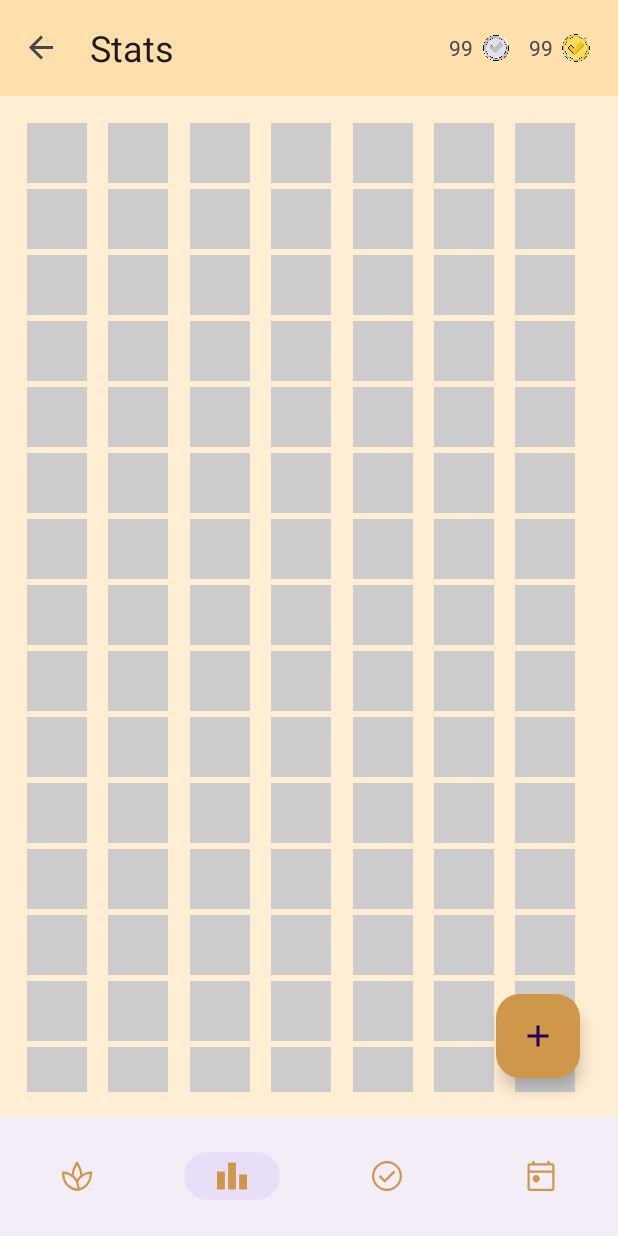
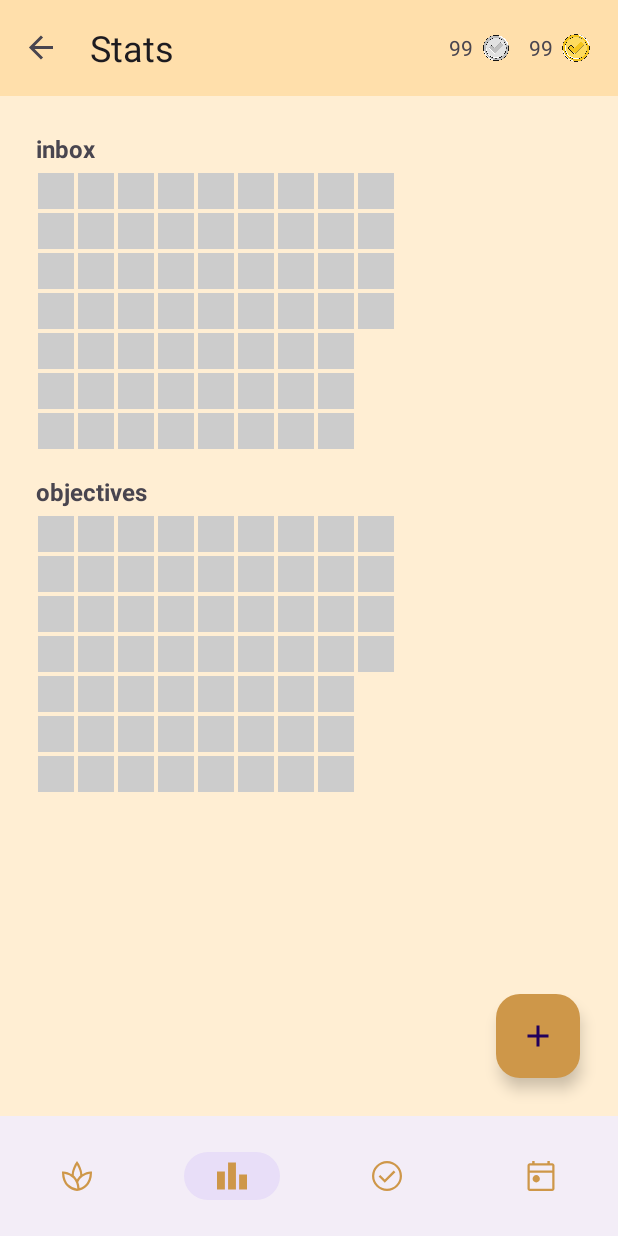
Before and after one commit to gsalvador209/LevelUP_Android, an Android app: the screen it shows after launch (MainActivity), item 2 of the bottom bar chosen, on a phone screen of 412 x 824 dp. Run offline under Robolectric (Android 15) with nearby library versions, the phone set to English and light mode, and no system bars; our stand-ins replace Room's generated code, navigation-ui.

Commit message:
feature: readapted the Grid in stats fragment to have a grid per each list

```diff
--- /dev/null
+++ b/app/src/main/java/com/tanucode/levelup/ui/stats/ListStatsData.kt
@@ -0,0 +1,7 @@
+package com.tanucode.levelup.ui.stats
+
+data class ListStatsData(
+    val listId : Long,
+    val listName : String,
+    val cells: List<HeatmapCell>
+)
--- a/app/src/main/java/com/tanucode/levelup/ui/stats/StatsFragment.kt
+++ b/app/src/main/java/com/tanucode/levelup/ui/stats/StatsFragment.kt
@@ -7,6 +7,7 @@ import android.view.View
 import android.view.ViewGroup
 import androidx.fragment.app.viewModels
 import androidx.recyclerview.widget.GridLayoutManager
+import androidx.recyclerview.widget.LinearLayoutManager
 import androidx.recyclerview.widget.RecyclerView
 import com.tanucode.levelup.R
 import com.tanucode.levelup.application.LevelUpApp
@@ -15,23 +16,26 @@ import com.tanucode.levelup.ui.calendar.week.WeekCalendarAdapter
 class StatsFragment : Fragment(R.layout.fragment_stats) {
 
     private val vm : StatsViewModel by viewModels {
-        StatsViewModelFactory((requireActivity().application as LevelUpApp).statsRepository)
+        StatsViewModelFactory(
+            (requireActivity().application as LevelUpApp).statsRepository,
+            (requireActivity().application as LevelUpApp).listRepository
+        )
     }
-    private  lateinit var heatmapAdapter: HeatmapAdapter
+    private  lateinit var listAdapter: StatsListAdapter
 
     override fun onViewCreated(view: View, savedInstanceState: Bundle?) {
         super.onViewCreated(view, savedInstanceState)
-        heatmapAdapter = HeatmapAdapter()
-        val recycler = view.findViewById<RecyclerView>(R.id.heatmap_recycler)
-        recycler.layoutManager = GridLayoutManager(context, 7) //7 columnas para los dias
-        recycler.adapter = heatmapAdapter
+        listAdapter = StatsListAdapter()
+        val outer = view.findViewById<RecyclerView>(R.id.heatmap_recycler)
+        outer.layoutManager = LinearLayoutManager(context) //7 columnas para los dias
+        outer.adapter = listAdapter
 
-        val listId = arguments?.getLong("LIST_ID") ?: 1L
+        //val listId = arguments?.getLong("LIST_ID") ?: 1L
 
-        vm.heatmapCells.observe(viewLifecycleOwner){ cells ->
-            heatmapAdapter.submitList(cells)
+        vm.statsList.observe(viewLifecycleOwner){ stats ->
+            listAdapter.submitList(stats)
         }
-        vm.loadHeatmap(listId)
+        vm.loadAllStats()
 
     }
 
--- /dev/null
+++ b/app/src/main/java/com/tanucode/levelup/ui/stats/StatsListAdapter.kt
@@ -0,0 +1,40 @@
+package com.tanucode.levelup.ui.stats
+
+import android.view.LayoutInflater
+import android.view.ViewGroup
+import androidx.recyclerview.widget.DiffUtil
+import androidx.recyclerview.widget.ListAdapter
+import com.tanucode.levelup.databinding.ItemStatsListBinding
+
+class StatsListAdapter : ListAdapter<ListStatsData, StatsViewHolder>(DIFF){
+
+    override fun onCreateViewHolder(parent: ViewGroup, viewType: Int): StatsViewHolder{
+        val binding = ItemStatsListBinding.inflate(
+            LayoutInflater.from(parent.context),
+            parent,
+            false
+        )
+        return StatsViewHolder(binding)
+    }
+
+    override  fun onBindViewHolder(holder: StatsViewHolder, position: Int) {
+        holder.bind(getItem(position))
+    }
+
+
+    companion object{
+        private val DIFF = object : DiffUtil.ItemCallback<ListStatsData>(){
+            override fun areItemsTheSame(
+                oldItem: ListStatsData,
+                newItem: ListStatsData
+            ): Boolean = oldItem.listId == newItem.listId
+
+            override fun areContentsTheSame(
+                oldItem: ListStatsData,
+                newItem: ListStatsData
+            ): Boolean = oldItem == newItem
+        }
+    }
+
+
+}
--- /dev/null
+++ b/app/src/main/java/com/tanucode/levelup/ui/stats/StatsViewHolder.kt
@@ -0,0 +1,30 @@
+package com.tanucode.levelup.ui.stats
+
+import androidx.recyclerview.widget.GridLayoutManager
+import androidx.recyclerview.widget.RecyclerView
+import com.tanucode.levelup.databinding.ItemStatsListBinding
+
+class StatsViewHolder(
+    private val binding : ItemStatsListBinding
+) : RecyclerView.ViewHolder(binding.root) {
+
+    private val heatmapAdapter = HeatmapAdapter()
+
+    init {
+        binding.rvInnerHeatmap.apply {
+            layoutManager = GridLayoutManager(
+                binding.root.context,
+                7, //Filas de 7 (represenatndo los días)
+                GridLayoutManager.HORIZONTAL,
+                false)
+            adapter = heatmapAdapter
+            isNestedScrollingEnabled = false
+        }
+    }
+
+
+    fun bind(data: ListStatsData) {
+        binding.tvListName.text = data.listName
+        heatmapAdapter.submitList(data.cells)
+    }
+}
--- a/app/src/main/java/com/tanucode/levelup/ui/stats/StatsViewModel.kt
+++ b/app/src/main/java/com/tanucode/levelup/ui/stats/StatsViewModel.kt
@@ -4,29 +4,36 @@ import androidx.lifecycle.LiveData
 import androidx.lifecycle.MutableLiveData
 import androidx.lifecycle.ViewModel
 import androidx.lifecycle.viewModelScope
+import com.tanucode.levelup.data.repository.ListRepository
 import com.tanucode.levelup.data.repository.StatsRepository
 import kotlinx.coroutines.launch
 import java.time.LocalDate
 import java.time.ZoneId
 
 class StatsViewModel(
-    private val statsRepository: StatsRepository
+    private val statsRepository: StatsRepository,
+    private val listRepository: ListRepository
 ) : ViewModel() {
 
-    private val _heatmapCells = MutableLiveData<List<HeatmapCell>>()
-    val heatmapCells :  LiveData<List<HeatmapCell>> = _heatmapCells //Conteo total por cada fecha
+    private val _statsList = MutableLiveData<List<ListStatsData>>()
+    val statsList: LiveData<List<ListStatsData>> = _statsList
 
-    fun loadHeatmap(listId: Long, daysBack: Int = 180) = viewModelScope.launch {
-        val data = statsRepository.getHeatmapData(listId)
+    fun loadAllStats(daysBack: Int = 60) {
+        viewModelScope.launch {
+            val lists = listRepository.getAllLists() //Obtiene todas las listas de tarea
 
-        //Mostar ultimos 180 días
-        val today = LocalDate.now()
-        val days = (0 until daysBack).map { today.minusDays(it.toLong()) }.reversed()
-        val cells = days.map {day->
-            HeatmapCell(day, data[day] ?: 0)
+            val stats = lists.map { taskList->
+                val map = statsRepository.getHeatmapData(taskList.id)
+
+                val today = LocalDate.now()
+                val days = (0 until daysBack).map { today.minusDays((it.toLong()))}.reversed()
+                val cells = days.map { day ->
+                    HeatmapCell(day, map[day] ?: 0)
+                }
+                ListStatsData(taskList.id, taskList.customName ?: taskList.systemKey!!, cells)
+            }
+            _statsList.postValue(stats)
         }
-        _heatmapCells.postValue(cells)
-
     }
 
 }
--- a/app/src/main/java/com/tanucode/levelup/ui/stats/StatsViewModelFactory.kt
+++ b/app/src/main/java/com/tanucode/levelup/ui/stats/StatsViewModelFactory.kt
@@ -2,14 +2,17 @@ package com.tanucode.levelup.ui.stats
 
 import androidx.lifecycle.ViewModel
 import androidx.lifecycle.ViewModelProvider
+import com.tanucode.levelup.data.repository.ListRepository
 import com.tanucode.levelup.data.repository.StatsRepository
 
 class StatsViewModelFactory(
-    private val statsRepository: StatsRepository
+    private val statsRepository: StatsRepository,
+    private val listRepository: ListRepository
 ) : ViewModelProvider.Factory{
     override fun <T : ViewModel> create(modelClass: Class<T>): T {
         if(modelClass.isAssignableFrom(StatsViewModel::class.java)){
-            return StatsViewModel(statsRepository) as T
+            @Suppress("UNCHECKED_CAST")
+            return StatsViewModel(statsRepository,listRepository) as T
         }
         throw IllegalArgumentException("Unknown ViewModel class for stats")
     }
--- a/app/src/main/res/layout/item_heatmap_cell.xml
+++ b/app/src/main/res/layout/item_heatmap_cell.xml
@@ -1,9 +1,9 @@
 <?xml version="1.0" encoding="utf-8"?>
 <FrameLayout xmlns:android="http://schemas.android.com/apk/res/android"
     android:id="@+id/heatmap_cell_root"
-    android:layout_width="40dp"
-    android:layout_height="40dp"
-    android:layout_margin="2dp">
+    android:layout_width="24dp"
+    android:layout_height="24dp"
+    android:layout_margin="1dp">
 
     <View
         android:id="@+id/heatmap_cell_bg"
--- /dev/null
+++ b/app/src/main/res/layout/item_stats_list.xml
@@ -0,0 +1,22 @@
+<?xml version="1.0" encoding="utf-8"?>
+<LinearLayout
+    xmlns:android="http://schemas.android.com/apk/res/android"
+    android:orientation="vertical"
+    android:layout_width="match_parent"
+    android:layout_height="wrap_content"
+    android:padding="8dp">
+
+    <TextView
+        android:id="@+id/tvListName"
+        android:layout_width="wrap_content"
+        android:layout_height="wrap_content"
+        android:textStyle="bold"
+        android:textSize="16sp"/>
+
+    <androidx.recyclerview.widget.RecyclerView
+        android:id="@+id/rvInnerHeatmap"
+        android:layout_width="match_parent"
+        android:layout_height="wrap_content"
+        android:paddingTop="4dp"
+        android:overScrollMode="never"/>
+</LinearLayout>
```
